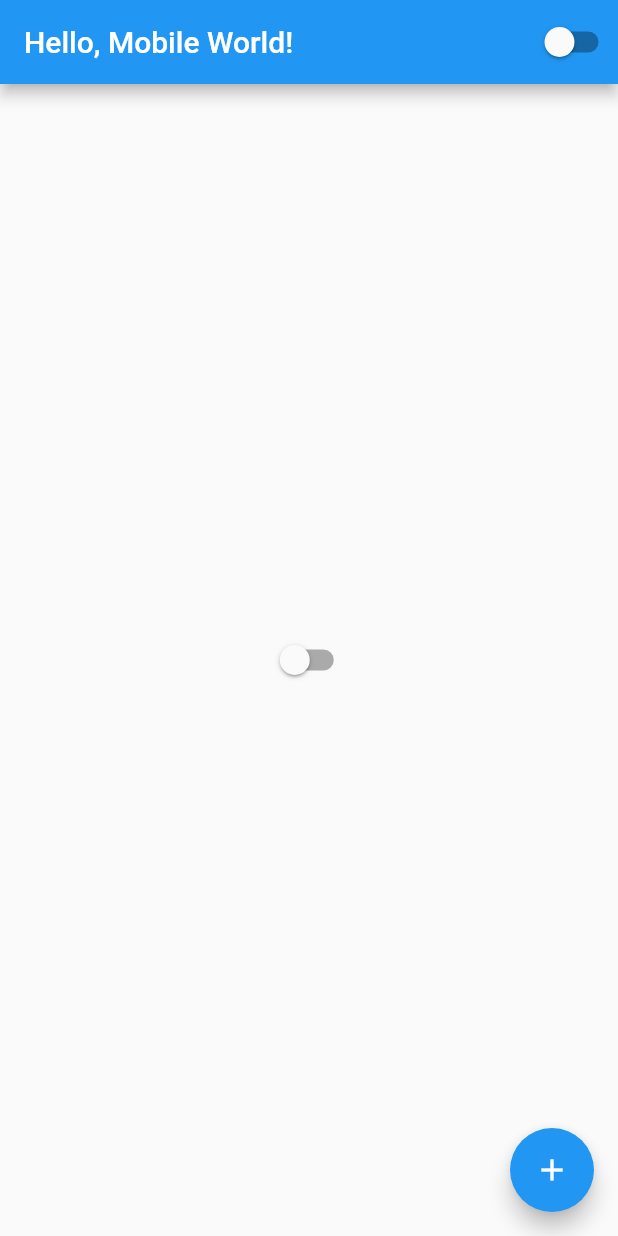
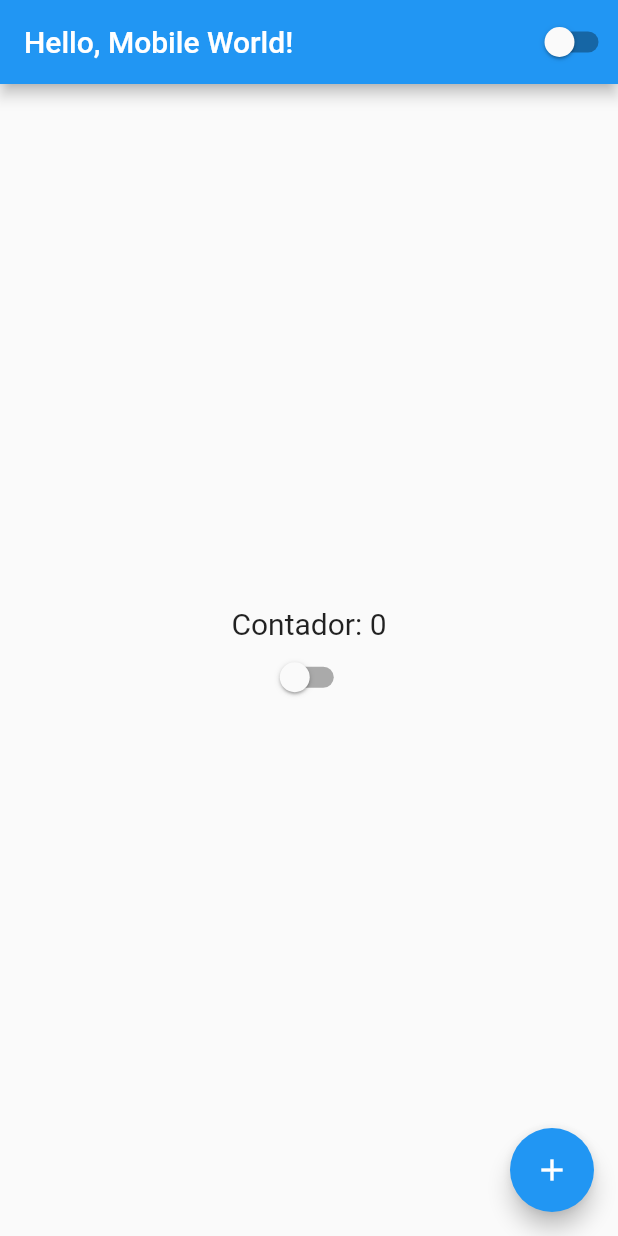
Before and after one commit to euritales/Estudos-Flutter, a Flutter app: the screen it shows after launch, on a phone screen of 412 x 824 dp. Run offline on Flutter 3.47's test engine with Material 2 defaults, Android fonts, the phone set to English and light mode, and no system bars.

Commit message:
comportamento columns

```diff
--- a/first_project/lib/home_page.dart
+++ b/first_project/lib/home_page.dart
@@ -20,8 +20,18 @@ class HomePageStates extends State<HomePage> {
           title: Text("Hello, Mobile World!"),
           actions: [CustomSwitch()],
         ),
-        body:  Center(
-              child: CustomSwitch()),
+        body:  Container(
+          width: double.infinity ,
+          height: double.infinity ,
+          child: Column(
+            mainAxisAlignment: MainAxisAlignment.center, //alinhamento vert
+            // crossAxisAlignment: CrossAxisAlignment.start, // Alinhamento Horiz
+            children: [
+              Text('Contador: $counter', style: TextStyle(fontSize: 20.0),),
+              CustomSwitch(),
+            ],
+          ),
+        ),
         floatingActionButton: FloatingActionButton(
             child: const Icon(Icons.add),
             onPressed: () => {
```
